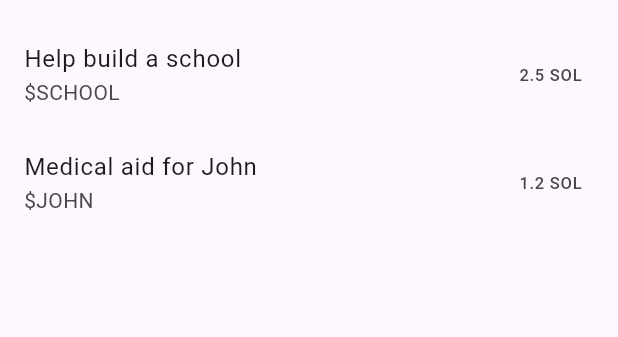
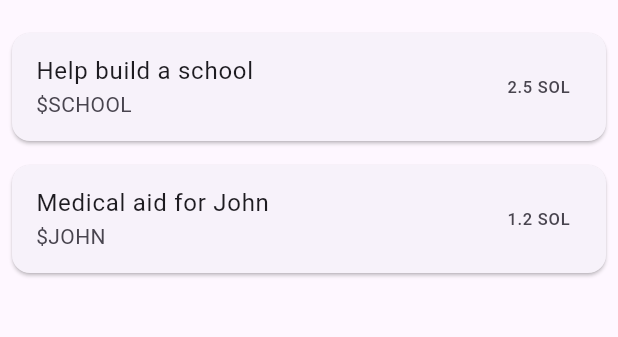
Before and after one commit to Soloctg/kindle, a Flutter app: the screen it shows after launch, on a phone screen of 412 x 824 dp, the part 63-400 px from its top. Run offline on Flutter 3.47's test engine with Material 3 defaults, Android fonts, the phone set to English and light mode, and no system bars.

Commit message:
Feat: Fully refactored Homescreen into stateful, Added Logic to pass new posts back from CreatePostScreen, Replaced static Map with proper list ofPost, Upgraded UI using Card widgets

```diff
--- a/lib/main.dart
+++ b/lib/main.dart
@@ -1,6 +1,6 @@
 import 'package:flutter/material.dart';
 
-void main() => runApp(Kindle());
+void main() => runApp(const Kindle());
 
 class Kindle extends StatelessWidget {
   const Kindle({super.key});
@@ -10,42 +10,81 @@ class Kindle extends StatelessWidget {
     return MaterialApp(
       title: 'Web3 GoFundMe',
       theme: ThemeData(primarySwatch: Colors.indigo),
-      home: HomeScreen(),
-      routes: {'/create-post': (context) => CreatePostScreen()},
+      home: const HomeScreen(),
+      routes: {'/create-post': (context) => const CreatePostScreen()},
     );
   }
 }
 
-class HomeScreen extends StatelessWidget {
-  //const HomeScreen({Key? key}) : super(key: key);
+class Post {
+  final String title;
+  final String ticker;
+  final String description;
+  final double amountRaised;
 
-  // Sample data for demonstration purposes
-  // In a real app, this would be fetched from a backend or blockchain
-  final List<Map<String, dynamic>> samplePosts = [
-    {'title': 'Help build a school', 'ticker': '\$SCHOOL', 'amountRaised': 2.5},
-    {'title': 'Medical aid for John', 'ticker': '\$JOHN', 'amountRaised': 1.2},
+  Post({
+    required this.title,
+    required this.ticker,
+    required this.description,
+    this.amountRaised = 0.0,
+  });
+}
+
+class HomeScreen extends StatefulWidget {
+  const HomeScreen({super.key});
+
+  @override
+  State<HomeScreen> createState() => _HomeScreenState();
+}
+
+class _HomeScreenState extends State<HomeScreen> {
+  List<Post> posts = [
+    Post(
+      title: 'Help build a school',
+      ticker: '\$SCHOOL',
+      description: 'We need funds to build a rural school.',
+      amountRaised: 2.5,
+    ),
+    Post(
+      title: 'Medical aid for John',
+      ticker: '\$JOHN',
+      description: 'John needs surgery funds.',
+      amountRaised: 1.2,
+    ),
   ];
+
+  void _navigateToCreatePost() async {
+    final result = await Navigator.pushNamed(context, '/create-post');
+    if (result != null && result is Post) {
+      setState(() {
+        posts.add(result);
+      });
+    }
+  }
 
   @override
   Widget build(BuildContext context) {
     return Scaffold(
       appBar: AppBar(
-        title: Text('Web3 GoFundMe'),
+        title: const Text('Web3 GoFundMe'),
         actions: [
           IconButton(
-            icon: Icon(Icons.add),
-            onPressed: () => Navigator.pushNamed(context, '/create-post'),
+            icon: const Icon(Icons.add),
+            onPressed: _navigateToCreatePost,
           ),
         ],
       ),
       body: ListView.builder(
-        itemCount: samplePosts.length,
+        itemCount: posts.length,
         itemBuilder: (context, index) {
-          final post = samplePosts[index];
-          return ListTile(
-            title: Text(post['title']),
-            subtitle: Text(post['ticker']),
-            trailing: Text('${post['amountRaised']} SOL'),
+          final post = posts[index];
+          return Card(
+            margin: const EdgeInsets.all(8.0),
+            child: ListTile(
+              title: Text(post.title),
+              subtitle: Text(post.ticker),
+              trailing: Text('${post.amountRaised} SOL'),
+            ),
           );
         },
       ),
@@ -54,6 +93,8 @@ class HomeScreen extends StatelessWidget {
 }
 
 class CreatePostScreen extends StatefulWidget {
+  const CreatePostScreen({super.key});
+
   @override
   _CreatePostScreenState createState() => _CreatePostScreenState();
 }
@@ -67,18 +108,19 @@ class _CreatePostScreenState extends State<CreatePostScreen> {
   void _submit() {
     if (_formKey.currentState!.validate()) {
       _formKey.currentState!.save();
-      // Simulate API call or bot notification
-      ScaffoldMessenger.of(
-        context,
-      ).showSnackBar(SnackBar(content: Text('Post Created for \$_ticker!')));
-      Navigator.pop(context);
+      final newPost = Post(
+        title: _title,
+        ticker: _ticker,
+        description: _description,
+      );
+      Navigator.pop(context, newPost);
     }
   }
 
   @override
   Widget build(BuildContext context) {
     return Scaffold(
-      appBar: AppBar(title: Text('Create Fundraiser')),
+      appBar: AppBar(title: const Text('Create Fundraiser')),
       body: Padding(
         padding: const EdgeInsets.all(16.0),
         child: Form(
@@ -86,13 +128,15 @@ class _CreatePostScreenState extends State<CreatePostScreen> {
           child: Column(
             children: [
               TextFormField(
-                decoration: InputDecoration(labelText: 'Title'),
+                decoration: const InputDecoration(labelText: 'Title'),
                 onSaved: (val) => _title = val ?? '',
                 validator:
                     (val) => val == null || val.isEmpty ? 'Required' : null,
               ),
               TextFormField(
-                decoration: InputDecoration(labelText: 'Ticker (e.g. \$HELP)'),
+                decoration: const InputDecoration(
+                  labelText: 'Ticker (e.g. \$HELP)',
+                ),
                 onSaved: (val) => _ticker = val ?? '',
                 validator:
                     (val) =>
@@ -101,12 +145,12 @@ class _CreatePostScreenState extends State<CreatePostScreen> {
                             : null,
               ),
               TextFormField(
-                decoration: InputDecoration(labelText: 'Description'),
+                decoration: const InputDecoration(labelText: 'Description'),
                 maxLines: 3,
                 onSaved: (val) => _description = val ?? '',
               ),
-              SizedBox(height: 20),
-              ElevatedButton(onPressed: _submit, child: Text('Submit')),
+              const SizedBox(height: 20),
+              ElevatedButton(onPressed: _submit, child: const Text('Submit')),
             ],
           ),
         ),
```
